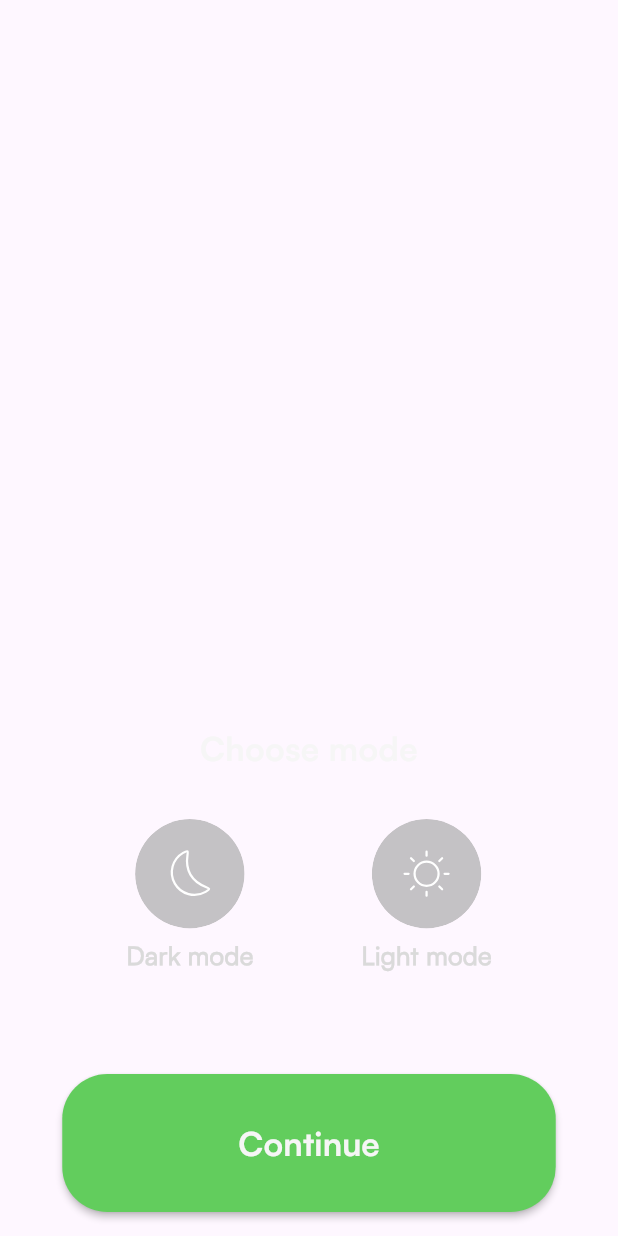
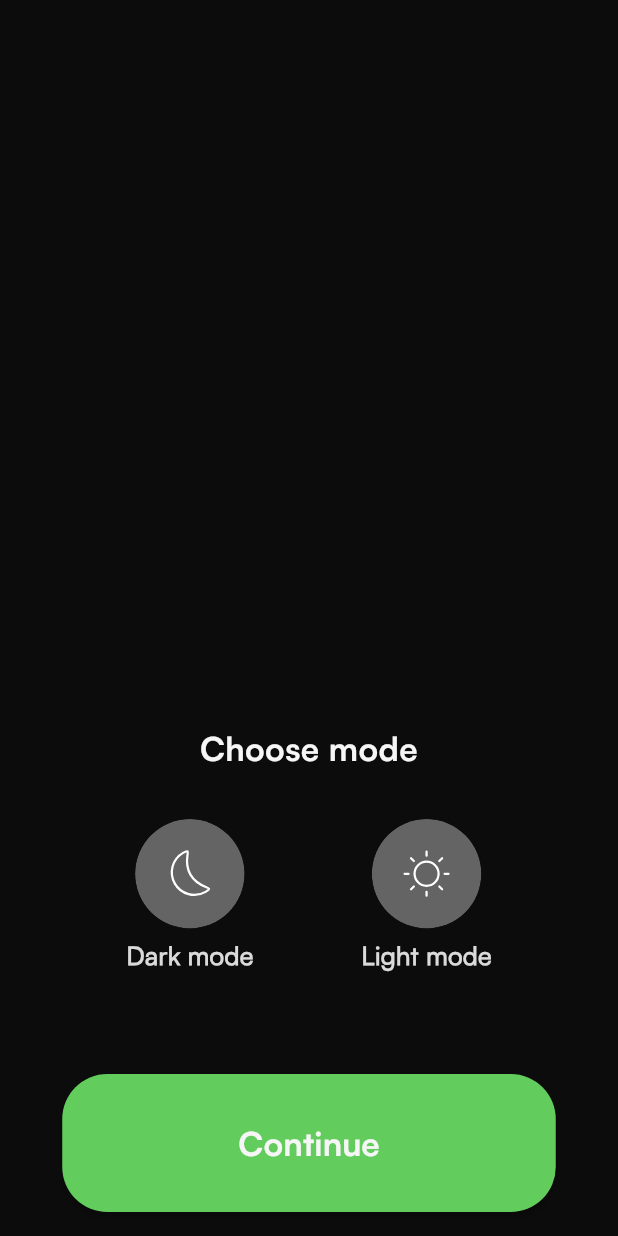
Before and after one commit to AbdelrahmanAddel/spotify_app, a Flutter app: the ThemeBackgrounfContent widget shown alone on an empty page, opened directly, on a phone screen of 412 x 824 dp. Run offline on Flutter 3.47's test engine with Material 3 defaults, Android fonts, the phone set to English and light mode, and no system bars; our stand-ins replace flutter_bloc, flutter_svg, hydrated_bloc.

Commit message:
logic theme 'not working'

```diff
--- a/lib/core/util/app_colors.dart
+++ b/lib/core/util/app_colors.dart
@@ -8,6 +8,8 @@ static const white=Color(0xffF6F6F6);
 static const whiteText=Color(0xffDADADA);
 static const backgoundWhite=Color(0xffF2F2F2);
 static const grey=Color(0xff797979);
+static const darkBackground = Color(0xff0D0C0C);
+
 
 
 
--- a/lib/core/util/assets.dart
+++ b/lib/core/util/assets.dart
@@ -9,6 +9,18 @@ class Assets {
   /// Assets for assetsImagesBackgroundImage2x
   /// assest/images/backgroundImage2x.png
   static const String assetsImagesBackgroundImage2x = "assest/images/backgroundImage2x.png";
+
+  /// Assets for assetsImagesBilleEil
+  /// assest/images/billeEil.png
+  static const String assetsImagesBilleEil = "assest/images/billeEil.png";
+
+  /// Assets for assetsImagesBillieEli2x
+  /// assest/images/billieEli2x.png
+  static const String assetsImagesBillieEli2x = "assest/images/billieEli2x.png";
+
+  /// Assets for assetsImagesBottomRIghtUnion
+  /// assest/images/bottomRIghtUnion.svg
+  static const String assetsImagesBottomRIghtUnion = "assest/images/bottomRIghtUnion.svg";
 
   /// Assets for assetsImagesChooseThemeImage
   /// assest/images/chooseThemeImage.png
@@ -37,4 +49,8 @@ class Assets {
   /// Assets for assetsImagesSpotifylogo
   /// assest/images/spotifylogo.png
   static const String assetsImagesSpotifylogo = "assest/images/spotifylogo.png";
+
+  /// Assets for assetsImagesTopRightUnion
+  /// assest/images/topRightUnion.svg
+  static const String assetsImagesTopRightUnion = "assest/images/topRightUnion.svg";
 }
--- /dev/null
+++ b/lib/presentation/choose_theme/cubit/theme_cubit.dart
@@ -0,0 +1,19 @@
+import 'package:flutter/material.dart';
+import 'package:hydrated_bloc/hydrated_bloc.dart';
+
+class ThemeCubit extends HydratedCubit<ThemeMode> {
+  ThemeCubit():super(ThemeMode.system);
+
+  void updataThemeMode(ThemeMode theme)=>emit(theme);
+  @override
+  ThemeMode? fromJson(Map<String, dynamic> json) {
+    return ThemeMode.values[json['theme'] as int];
+
+  }
+
+  @override
+  Map<String, dynamic>? toJson(ThemeMode state) {
+return {'theme': state.index};  }
+
+
+}
--- a/lib/presentation/choose_theme/view/choose_theme_view.dart
+++ b/lib/presentation/choose_theme/view/choose_theme_view.dart
@@ -16,7 +16,6 @@ class ChooseThemeView extends StatelessWidget {
         ThemeViewLogo(),
         ThemeBackgroundImage(),
         ThemeBackgrounfContent()
-
       ],
     );
   }
--- a/lib/presentation/choose_theme/widget/theme_view_content.dart
+++ b/lib/presentation/choose_theme/widget/theme_view_content.dart
@@ -1,10 +1,13 @@
 
 
 import 'package:flutter/material.dart';
+import 'package:flutter_bloc/flutter_bloc.dart';
 import 'package:spotify_app/core/util/app_colors.dart';
 import 'package:spotify_app/core/util/app_string.dart';
 import 'package:spotify_app/core/util/app_text_style.dart';
 import 'package:spotify_app/core/util/assets.dart';
+import 'package:spotify_app/my_app/my_app.dart';
+import 'package:spotify_app/presentation/choose_theme/cubit/theme_cubit.dart';
 import 'package:spotify_app/presentation/intro/view/widget/custom_matrial_buttom.dart';
 
 import 'choose_theme_icon.dart';
@@ -29,9 +32,13 @@ class ThemeBackgrounfContent extends StatelessWidget {
               Row(
               mainAxisAlignment: MainAxisAlignment.center,
               children: [
-                ChooseThemeIcon(imagePath: Assets.assetsImagesDarkMode, text: AppString.darkMode,onTap:(){},),
+                ChooseThemeIcon(imagePath: Assets.assetsImagesDarkMode, text: AppString.darkMode,onTap:(){
+                  context.read<ThemeCubit>().updataThemeMode(ThemeMode.dark);
+                 },),
                 const SizedBox(width: 72,),
                 ChooseThemeIcon(imagePath: Assets.assetsImagesLightMode, text: AppString.lightMode,onTap:(){
+                  context.read<ThemeCubit>().updataThemeMode(ThemeMode.light );
+
                   print('done');
                 },),
               ],
--- /dev/null
+++ b/lib/theme/app_theme.dart
@@ -0,0 +1,97 @@
+import 'package:flutter/material.dart';
+
+import '../core/util/app_colors.dart';
+
+class AppTheme {
+
+  static final lightTheme = ThemeData(
+    primaryColor: AppColors.green,
+    scaffoldBackgroundColor: AppColors.backgoundWhite,
+    brightness: Brightness.light,
+    fontFamily: 'Satoshi',
+    sliderTheme: SliderThemeData(
+      overlayShape: SliderComponentShape.noOverlay
+    ),
+     inputDecorationTheme: InputDecorationTheme(
+        filled: true,
+        fillColor: Colors.transparent,
+        contentPadding: const EdgeInsets.all(30),
+        hintStyle: const TextStyle(
+          color: Color(0xff383838),
+          fontWeight: FontWeight.w500,
+        ),
+        border: OutlineInputBorder(
+          borderRadius: BorderRadius.circular(30),
+          borderSide: const BorderSide(
+            color: Colors.white,
+            width: 0.4
+          )
+        ),
+        enabledBorder: OutlineInputBorder(
+          borderRadius: BorderRadius.circular(30),
+          borderSide: const BorderSide(
+            color: Colors.black,
+            width: 0.4
+          )
+        )
+      ),
+    elevatedButtonTheme: ElevatedButtonThemeData(
+      style: ElevatedButton.styleFrom(
+        backgroundColor: AppColors.green,
+        elevation: 0,
+        textStyle: const TextStyle(fontSize: 16,fontWeight: FontWeight.bold),
+        shape: RoundedRectangleBorder(
+          borderRadius: BorderRadius.circular(30)
+        )
+      )
+    )
+  );
+
+  static final darkTheme = ThemeData(
+    primaryColor: AppColors.green,
+    scaffoldBackgroundColor: AppColors.darkBackground,
+    brightness: Brightness.dark,
+    fontFamily: 'Satoshi',
+    sliderTheme: SliderThemeData(
+      overlayShape: SliderComponentShape.noOverlay,
+      activeTrackColor: Color(0xffB7B7B7),
+      inactiveTrackColor: Colors.grey.withOpacity(0.3),
+      thumbColor: Color(0xffB7B7B7)
+
+    ),
+    inputDecorationTheme: InputDecorationTheme(
+        filled: true,
+        fillColor: Colors.transparent,
+        hintStyle: const TextStyle(
+          color: Color(0xffA7A7A7),
+          fontWeight: FontWeight.w500,
+        ),
+        contentPadding: const EdgeInsets.all(30),
+        border: OutlineInputBorder(
+          borderRadius: BorderRadius.circular(30),
+          borderSide: const BorderSide(
+            color: Colors.white,
+            width: 0.4
+          )
+        ),
+        enabledBorder: OutlineInputBorder(
+          borderRadius: BorderRadius.circular(30),
+          borderSide: const BorderSide(
+            color: Colors.white,
+            width: 0.4
+          )
+        )
+      ),
+    elevatedButtonTheme: ElevatedButtonThemeData(
+      style: ElevatedButton.styleFrom(
+        backgroundColor: AppColors.green,
+        elevation: 0,
+        textStyle: const TextStyle(fontSize: 16,fontWeight: FontWeight.bold),
+        shape: RoundedRectangleBorder(
+          borderRadius: BorderRadius.circular(30)
+        )
+      )
+    )
+  );
+
+}
--- a/pubspec.yaml
+++ b/pubspec.yaml
@@ -37,6 +37,8 @@ dependencies:
   cupertino_icons: ^1.0.8
   flutter_bloc: ^8.1.6
   flutter_svg: ^2.0.10+1
+  hydrated_bloc: ^9.1.5
+  path_provider: ^2.1.4
 
 dev_dependencies:
   flutter_test:
```
Also changed, not shown: lib/main.dart (+11 -14 lines), lib/my_app/my_app.dart (added, +31 -0 lines), assest/images/billeEil.png (added), assest/images/billieEli2x.png (added), assest/images/bottomRIghtUnion.svg (added), assest/images/topRightUnion.svg (added), pubspec.lock, 8 other files.
